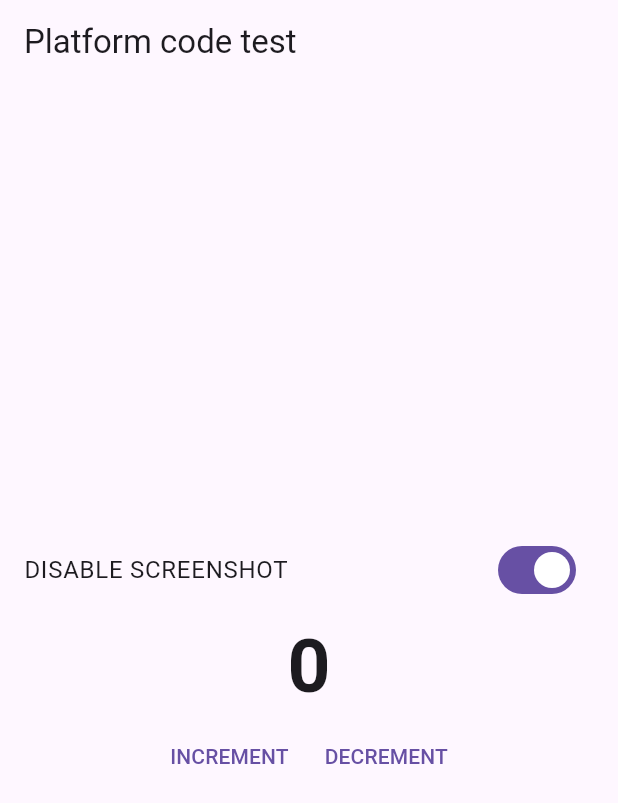
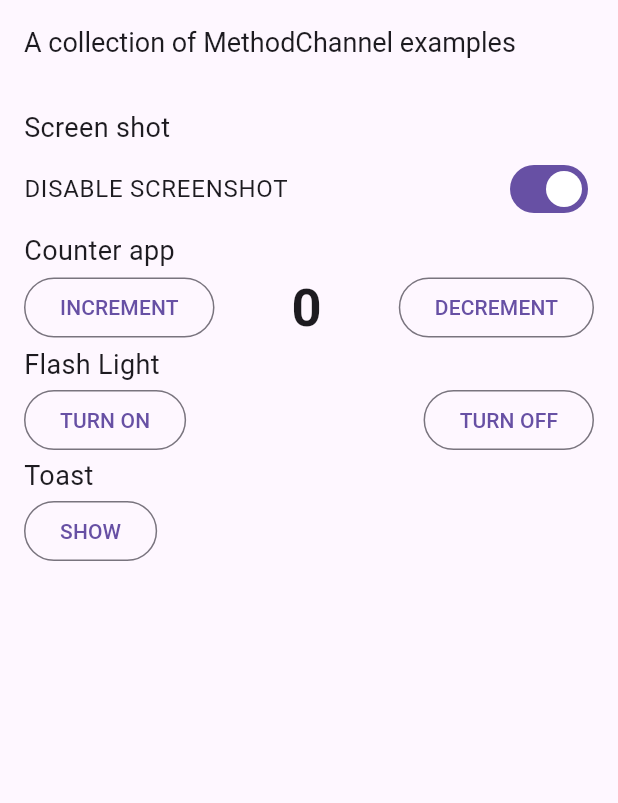
Before and after one commit to austinevick/flutter-methodchannel-examples, a Flutter app: the screen it shows after launch, on a phone screen of 412 x 824 dp. Shown: the top 803 px of the screen. Run offline on Flutter 3.47's test engine with Material 3 defaults, Android fonts, the phone set to English and light mode, and no system bars.

Commit message:
Added more examples

```diff
--- a/lib/main.dart
+++ b/lib/main.dart
@@ -49,13 +49,18 @@ class _HomePageState extends State<HomePage> {
     }
   }
 
+  void turnOnFlashLight() async => await platform.invokeMethod('turnOnTorch');
+  void turnOffFlashLight() async => await platform.invokeMethod('turnOffTorch');
+  void showToast() async => await platform
+      .invokeMethod('showToast', {'msg': 'This is a toast message', 'dur': 1});
+
   Future<void> preventScreenShot() async {
     try {
       if (isEnabled) {
-        await platform.invokeMethod<bool>('disable');
+        await platform.invokeMethod<bool>('disableScreenshot');
         setState(() => isEnabled = false);
       } else {
-        await platform.invokeMethod<bool>('enable');
+        await platform.invokeMethod<bool>('enableScreenshot');
         setState(() => isEnabled = true);
       }
     } on PlatformException catch (e) {
@@ -65,14 +70,23 @@ class _HomePageState extends State<HomePage> {
 
   @override
   Widget build(BuildContext context) {
+    const style = TextStyle(fontSize: 18);
     return Scaffold(
       appBar: AppBar(
-        title: const Text('Platform code test'),
+        title: const Text(
+          'A collection of MethodChannel examples',
+          style: TextStyle(fontSize: 18),
         ),
-      body: Column(
-        mainAxisAlignment: MainAxisAlignment.center,
+      ),
+      body: Padding(
+        padding: const EdgeInsets.symmetric(horizontal: 16),
+        child: Column(
+          crossAxisAlignment: CrossAxisAlignment.start,
           children: [
+            const SizedBox(height: 16),
+            const Text('Screen shot', style: style),
             SwitchListTile(
+              contentPadding: EdgeInsets.zero,
               value: isEnabled,
               onChanged: (val) {
                 preventScreenShot();
@@ -80,20 +94,40 @@ class _HomePageState extends State<HomePage> {
               },
               title: Text('${isEnabled ? "DISABLE" : "ENABLE"} SCREENSHOT'),
             ),
+            const Text('Counter app', style: style),
+            Row(
+              mainAxisAlignment: MainAxisAlignment.spaceBetween,
+              children: [
+                OutlinedButton(
+                    onPressed: () => increment(),
+                    child: const Text('INCREMENT')),
                 Text(
                   counter.toString(),
-            style: const TextStyle(fontSize: 50, fontWeight: FontWeight.bold),
+                  style: const TextStyle(
+                      fontSize: 35, fontWeight: FontWeight.bold),
                 ),
+                OutlinedButton(
+                    onPressed: () => decrement(),
+                    child: const Text('DECREMENT'))
+              ],
+            ),
+            const Text('Flash Light', style: style),
             Row(
-            mainAxisAlignment: MainAxisAlignment.center,
+              mainAxisAlignment: MainAxisAlignment.spaceBetween,
               children: [
-              TextButton(
-                  onPressed: () => increment(), child: const Text('INCREMENT')),
-              TextButton(
-                  onPressed: () => decrement(), child: const Text('DECREMENT'))
+                OutlinedButton(
+                    onPressed: () => turnOnFlashLight(),
+                    child: const Text('TURN ON')),
+                OutlinedButton(
+                    onPressed: () => turnOffFlashLight(),
+                    child: const Text('TURN OFF'))
               ],
-          )
+            ),
+            const Text('Toast', style: style),
+            OutlinedButton(
+                onPressed: () => showToast(), child: const Text('SHOW')),
           ],
+        ),
       ),
     );
   }
```
Also changed, not shown: 4 other files. Lines whose indentation alone changed are shown as unchanged.
